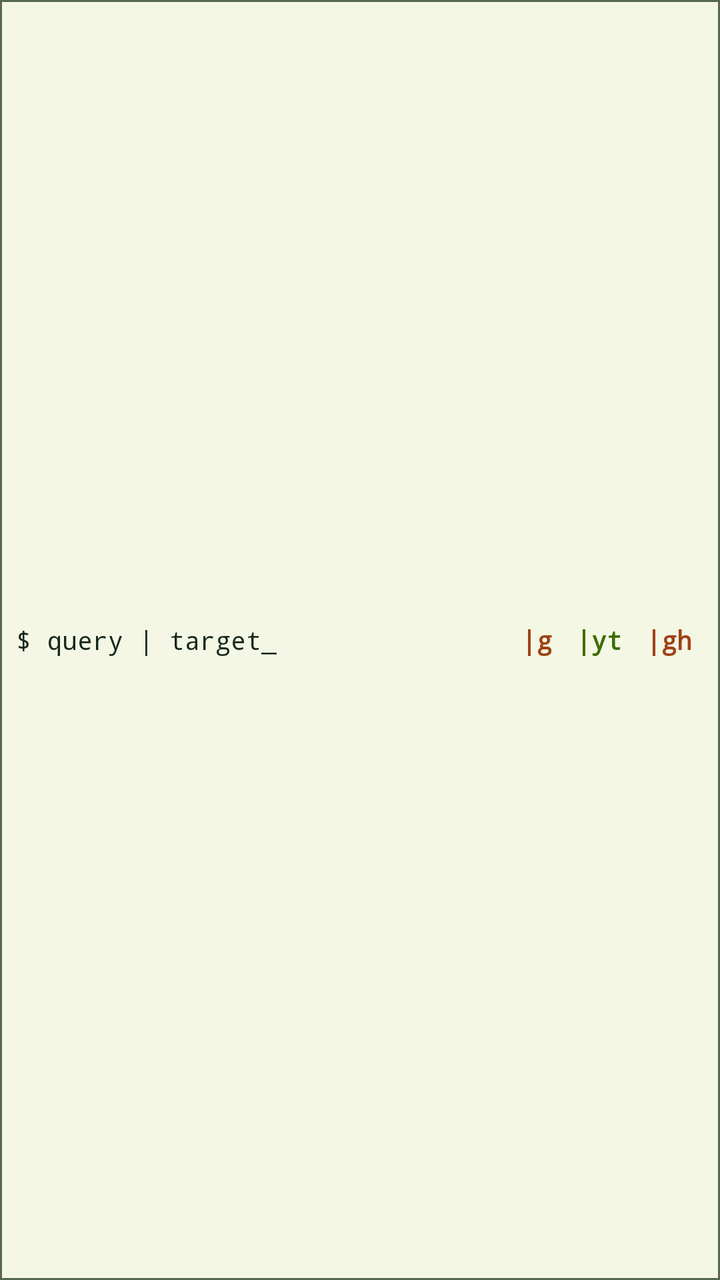
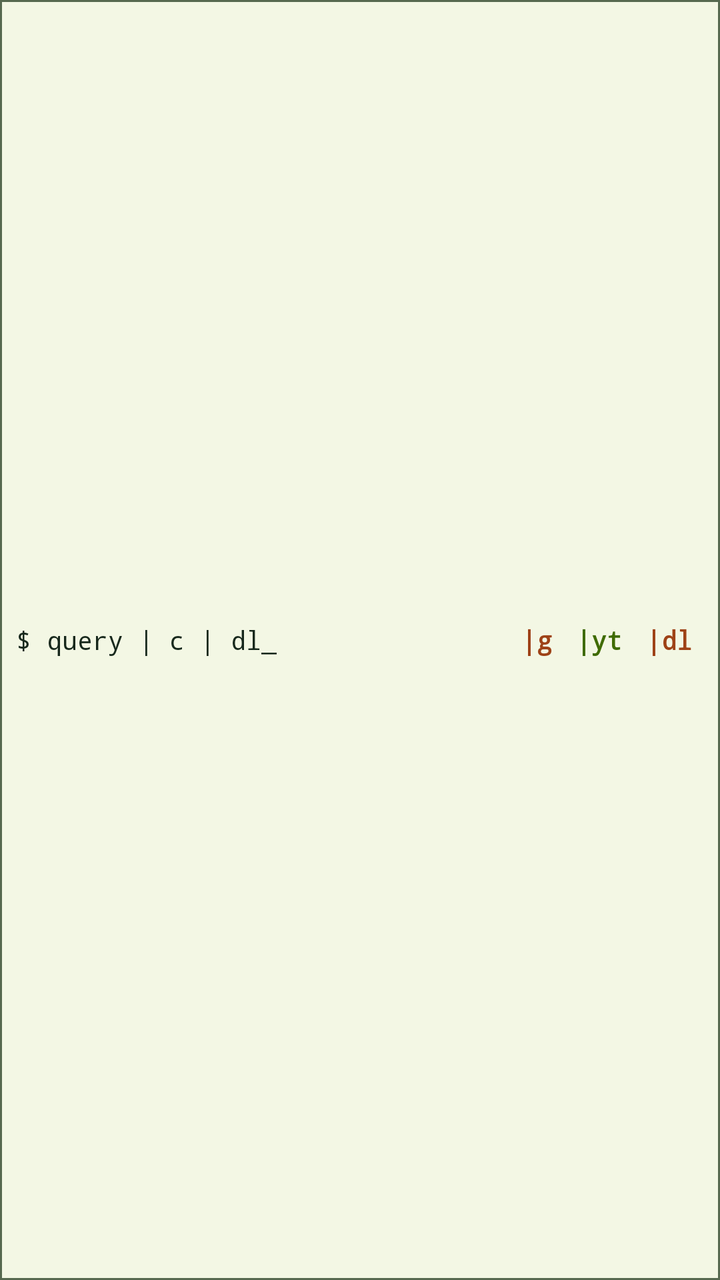

Screens rendered from an Android XML layout before and after an edit, with the pre-edit source and the edit as a unified diff.
<!-- AndroidManifest.xml: application theme Theme.Pipe -->
<!-- res/layout/widget_pipe.xml -->
<?xml version="1.0" encoding="utf-8"?>
<LinearLayout xmlns:android="http://schemas.android.com/apk/res/android"
    android:id="@+id/widget_root"
    android:layout_width="match_parent"
    android:layout_height="wrap_content"
    android:background="@drawable/widget_frame_bg"
    android:gravity="center_vertical"
    android:orientation="horizontal"
    android:padding="8dp">

    <TextView
        android:id="@+id/widget_prompt"
        android:layout_width="0dp"
        android:layout_height="wrap_content"
        android:layout_weight="1"
        android:fontFamily="monospace"
        android:minHeight="36dp"
        android:gravity="center_vertical"
        android:singleLine="true"
        android:text="$ query | target_"
        android:textColor="@color/widget_fg"
        android:textSize="13sp" />

    <TextView
        android:id="@+id/widget_chip_g"
        android:layout_width="wrap_content"
        android:layout_height="wrap_content"
        android:fontFamily="monospace"
        android:minHeight="36dp"
        android:gravity="center"
        android:paddingStart="6dp"
        android:paddingEnd="6dp"
        android:text="|g"
        android:textColor="@color/widget_accent2"
        android:textSize="13sp"
        android:textStyle="bold" />

    <TextView
        android:id="@+id/widget_chip_yt"
        android:layout_width="wrap_content"
        android:layout_height="wrap_content"
        android:fontFamily="monospace"
        android:minHeight="36dp"
        android:gravity="center"
        android:paddingStart="6dp"
        android:paddingEnd="6dp"
        android:text="|yt"
        android:textColor="@color/widget_accent"
        android:textSize="13sp"
        android:textStyle="bold" />

    <TextView
        android:id="@+id/widget_chip_gh"
        android:layout_width="wrap_content"
        android:layout_height="wrap_content"
        android:fontFamily="monospace"
        android:minHeight="36dp"
        android:gravity="center"
        android:paddingStart="6dp"
        android:paddingEnd="6dp"
        android:text="|gh"
        android:textColor="@color/widget_accent2"
        android:textSize="13sp"
        android:textStyle="bold" />

</LinearLayout>
<!-- resources referenced by this layout -->
<resources>
  <color name="widget_accent">#3F6B00</color>
  <color name="widget_accent2">#9E4217</color>
  <color name="widget_fg">#17281C</color>
  <!-- drawable widget_frame_bg (drawable) -->
  <?xml version="1.0" encoding="utf-8"?>
  <shape xmlns:android="http://schemas.android.com/apk/res/android"
      android:shape="rectangle">
      <solid android:color="@color/widget_bg" />
      <stroke android:width="1dp" android:color="@color/widget_border" />
      <corners android:radius="0dp" />
  </shape>
  <style name="Theme.Pipe" parent="android:Theme.Material.NoActionBar">
          <item name="android:windowBackground">@color/window_bg</item>
          <item name="android:statusBarColor">@android:color/transparent</item>
          <item name="android:navigationBarColor">@android:color/transparent</item>
      </style>
  <color name="widget_bg">#F3F7E4</color>
  <color name="widget_border">#56694F</color>
  <color name="window_bg">#F3F7E4</color>
</resources>

<!-- the commit's change to res/layout/widget_pipe.xml (unified diff, before → after) -->
@@ -17,7 +17,7 @@
         android:minHeight="36dp"
         android:gravity="center_vertical"
         android:singleLine="true"
-        android:text="$ query | target_"
+        android:text="$ query | c | dl_"
         android:textColor="@color/widget_fg"
         android:textSize="13sp" />
 
@@ -58,7 +58,7 @@
         android:gravity="center"
         android:paddingStart="6dp"
         android:paddingEnd="6dp"
-        android:text="|gh"
+        android:text="|dl"
         android:textColor="@color/widget_accent2"
         android:textSize="13sp"
         android:textStyle="bold" />
